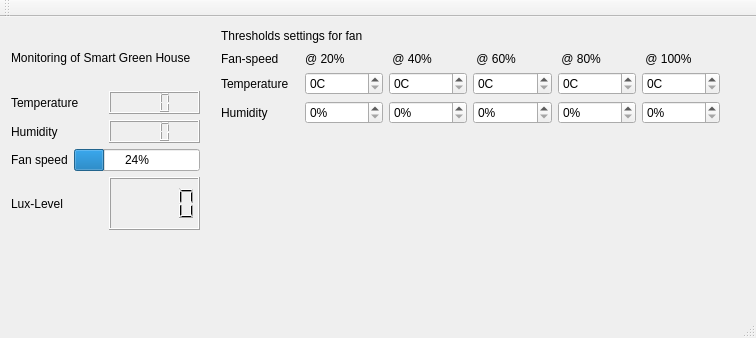
Before: the Qt Designer form SmartGreenHouseGUI/smartgreenhousegui.ui in Woombat84/SmartGreenHouse, drawn with Qt 5.
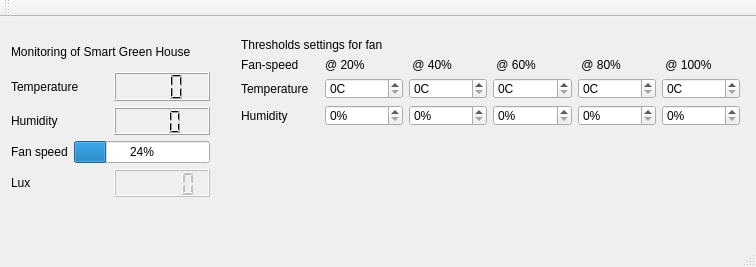
After: the same form once the commit is applied.

```diff
--- a/SmartGreenHouseGUI/smartgreenhousegui.ui
+++ b/SmartGreenHouseGUI/smartgreenhousegui.ui
@@ -7,7 +7,7 @@
     <x>0</x>
     <y>0</y>
     <width>756</width>
-    <height>338</height>
+    <height>267</height>
    </rect>
   </property>
   <property name="windowTitle">
@@ -17,10 +17,10 @@
    <widget class="QWidget" name="layoutWidget">
     <property name="geometry">
      <rect>
-      <x>210</x>
-      <y>-3</y>
+      <x>230</x>
+      <y>10</y>
       <width>521</width>
-      <height>121</height>
+      <height>111</height>
      </rect>
     </property>
     <layout class="QVBoxLayout" name="verticalLayout_4">
@@ -188,13 +188,15 @@
     <property name="geometry">
      <rect>
       <x>0</x>
-      <y>3</y>
-      <width>211</width>
-      <height>221</height>
+      <y>10</y>
+      <width>221</width>
+      <height>181</height>
      </rect>
     </property>
     <layout class="QVBoxLayout" name="verticalLayout_3">
      <item>
+      <layout class="QVBoxLayout" name="verticalLayout">
+       <item>
       <widget class="QLabel" name="label_10">
        <property name="text">
         <string>Monitoring of Smart Green House</string>
@@ -202,11 +204,6 @@
       </widget>
      </item>
      <item>
-      <layout class="QHBoxLayout" name="horizontalLayout_10"/>
-     </item>
-     <item>
-      <layout class="QVBoxLayout" name="verticalLayout">
-       <item>
         <layout class="QHBoxLayout" name="horizontalLayout">
          <item>
           <widget class="QLabel" name="label">
@@ -260,19 +257,29 @@
          </item>
         </layout>
        </item>
-      </layout>
-     </item>
      <item>
-      <layout class="QHBoxLayout" name="horizontalLayout_12">
+        <layout class="QHBoxLayout" name="horizontalLayout_10">
        <item>
-        <widget class="QLabel" name="label_16">
+          <widget class="QLabel" name="label_18">
          <property name="text">
-          <string>Lux-Level</string>
+            <string>Lux</string>
          </property>
         </widget>
        </item>
        <item>
-        <widget class="QLCDNumber" name="lcdNumber"/>
+          <widget class="QLCDNumber" name="lcdNumber">
+           <property name="enabled">
+            <bool>false</bool>
+           </property>
+           <property name="sizePolicy">
+            <sizepolicy hsizetype="Ignored" vsizetype="Minimum">
+             <horstretch>0</horstretch>
+             <verstretch>0</verstretch>
+            </sizepolicy>
+           </property>
+          </widget>
+         </item>
+        </layout>
        </item>
       </layout>
      </item>
@@ -281,8 +288,8 @@
    <widget class="QWidget" name="layoutWidget">
     <property name="geometry">
      <rect>
-      <x>230</x>
-      <y>120</y>
+      <x>250</x>
+      <y>123</y>
       <width>517</width>
       <height>22</height>
      </rect>
```
Left out of the diff: 4 changed lines with no effect on the pictures. Lines whose indentation alone changed are shown as unchanged.
